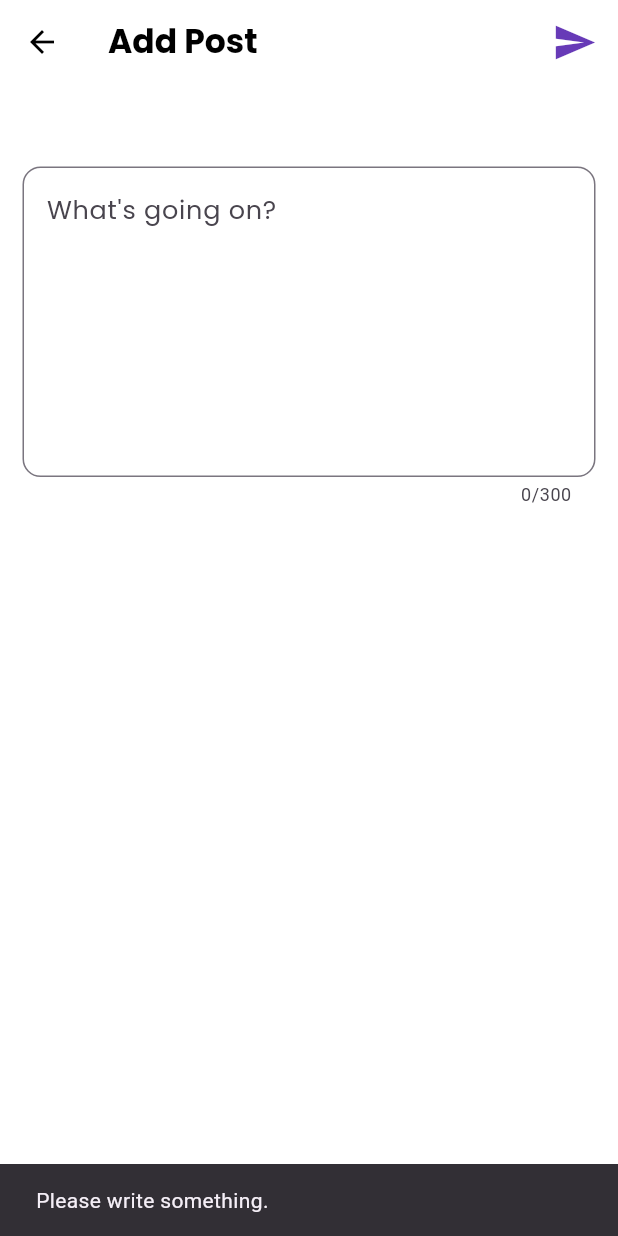
After one commit to vinay-mali/Vibes, a Flutter app: the AddPostScreen screen opened directly, after a tap on the "send" icon, on a phone screen of 412 x 824 dp. The commit adds this screen. Run offline on Flutter 3.47's test engine with Material 3 defaults, Android fonts, the phone set to English and light mode, and no system bars; our stand-ins replace cloud_firestore, firebase_auth, firebase_core, google_fonts; accounts and stored records are empty; generated files the repository leaves out were written again.

Commit message:
feat: add post screen with Firestore done and Post card UI improved

```diff
--- /dev/null
+++ b/lib/screens/add_post_screen.dart
@@ -0,0 +1,136 @@
+import 'dart:math';
+
+import 'package:cloud_firestore/cloud_firestore.dart';
+import 'package:firebase_auth/firebase_auth.dart';
+import 'package:flutter/material.dart';
+import 'package:google_fonts/google_fonts.dart';
+import 'package:vibes/models/post_model.dart';
+import 'package:vibes/utils/helpers.dart';
+
+class AddPostScreen extends StatefulWidget {
+  const AddPostScreen({super.key});
+
+  @override
+  State<AddPostScreen> createState() => _AddPostScreenState();
+}
+
+class _AddPostScreenState extends State<AddPostScreen> {
+  TextEditingController postCtrl = TextEditingController();
+  bool _isLoading = false;
+  final List<String> _hints = [
+    "What's going on?",
+    "Current Vibe...",
+    "Share your thought...",
+    "What's on your mind?",
+    "Express yourself...",
+  ];
+
+  late final String _hint = _hints[Random().nextInt(_hints.length)];
+
+  @override
+  void dispose() {
+    postCtrl.dispose();
+    super.dispose();
+  }
+
+  Future<void> handlePost() async {
+    if (postCtrl.text.trim().isEmpty) {
+      scaffoldMessage(context, "Please write something.");
+      return;
+    }
+
+    setState(() {
+      _isLoading = true;
+    });
+
+    try {
+      final User? user = FirebaseAuth.instance.currentUser;
+      final postDoc = FirebaseFirestore.instance.collection('posts').doc();
+      final userDoc = await FirebaseFirestore.instance
+          .collection('users')
+          .doc(user!.uid)
+          .get();
+      final username = userDoc['username'];
+      final fullName = userDoc['fullName'];
+      final PostModel postModel = PostModel(
+        postID: postDoc.id,
+        content: postCtrl.text.trim(),
+        createdAt: DateTime.now(),
+        username: username,
+        fullName: fullName,
+      );
+      await postDoc.set(postModel.toMap());
+      if (mounted) {
+        Navigator.pop(context);
+      }
+    } catch (e) {
+      scaffoldMessage(context, "Failed to post! Try again.");
+    } finally {
+      setState(() {
+        _isLoading = false;
+      });
+    }
+  }
+
+  @override
+  Widget build(BuildContext context) {
+    return GestureDetector(
+      onTap: () => FocusScope.of(context).unfocus(),
+      child: Scaffold(
+        appBar: AppBar(
+          title: Text("Add Post"),
+          actions: [
+            Padding(
+              padding: const EdgeInsets.only(right: 5),
+              child: IconButton(
+                onPressed: _isLoading ? null : handlePost,
+                icon: _isLoading
+                    ? SizedBox(
+                        width: 20,
+                        height: 20,
+                        child: Center(
+                          child: CircularProgressIndicator(
+                            color: Colors.deepPurple,
+                          ),
+                        ),
+                      )
+                    : Icon(Icons.send, color: Colors.deepPurple, size: 30),
+              ),
+            ),
+          ],
+        ),
+        body: SingleChildScrollView(
+          child: SafeArea(
+            child: Column(
+              mainAxisAlignment: MainAxisAlignment.center,
+              crossAxisAlignment: CrossAxisAlignment.center,
+              children: [
+                SizedBox(height: 40),
+                Padding(
+                  padding: const EdgeInsets.all(15.0),
+                  child: TextField(
+                    controller: postCtrl,
+                    maxLength: 300,
+                    maxLines: null,
+                    minLines: 7,
+                    style: GoogleFonts.poppins(
+                      fontSize: 17,
+                      color: Colors.black,
+                    ),
+                    decoration: InputDecoration(
+                      border: OutlineInputBorder(
+                        borderRadius: BorderRadius.circular(12),
+                      ),
+                      hintText: _hint,
+                      hintStyle: GoogleFonts.poppins(),
+                    ),
+                  ),
+                ),
+              ],
+            ),
+          ),
+        ),
+      ),
+    );
+  }
+}
```
Also changed, not shown: lib/screens/add_opinion_screen.dart (deleted, +0 -15 lines), lib/screens/home_screen.dart (+6 -9 lines), lib/widgets/post_card.dart (+21 -9 lines).
